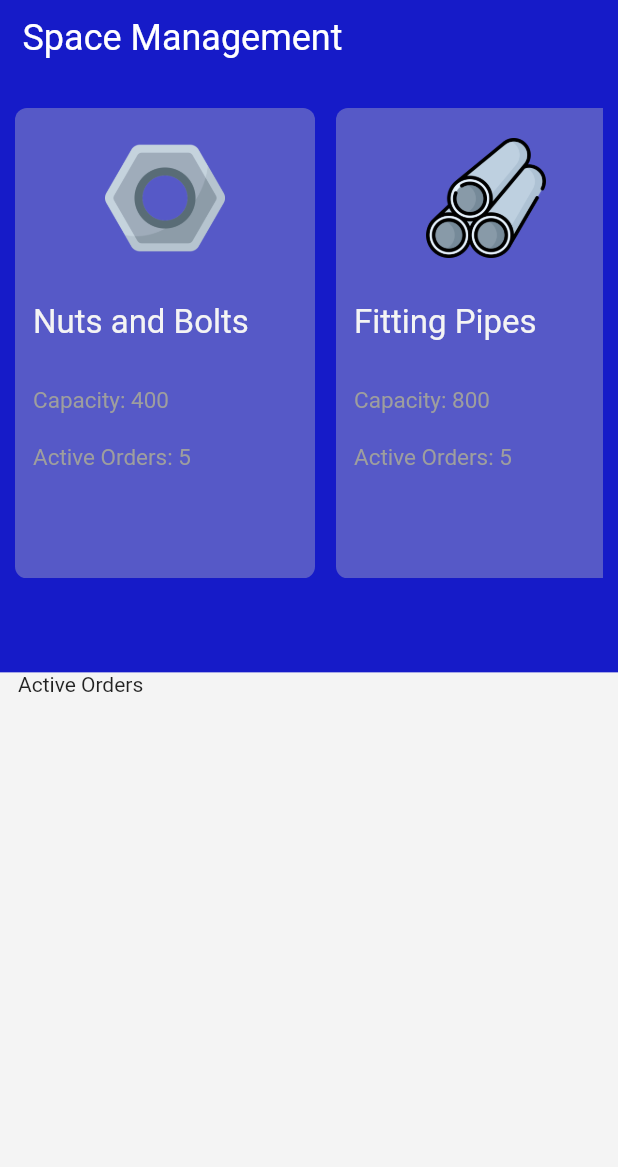
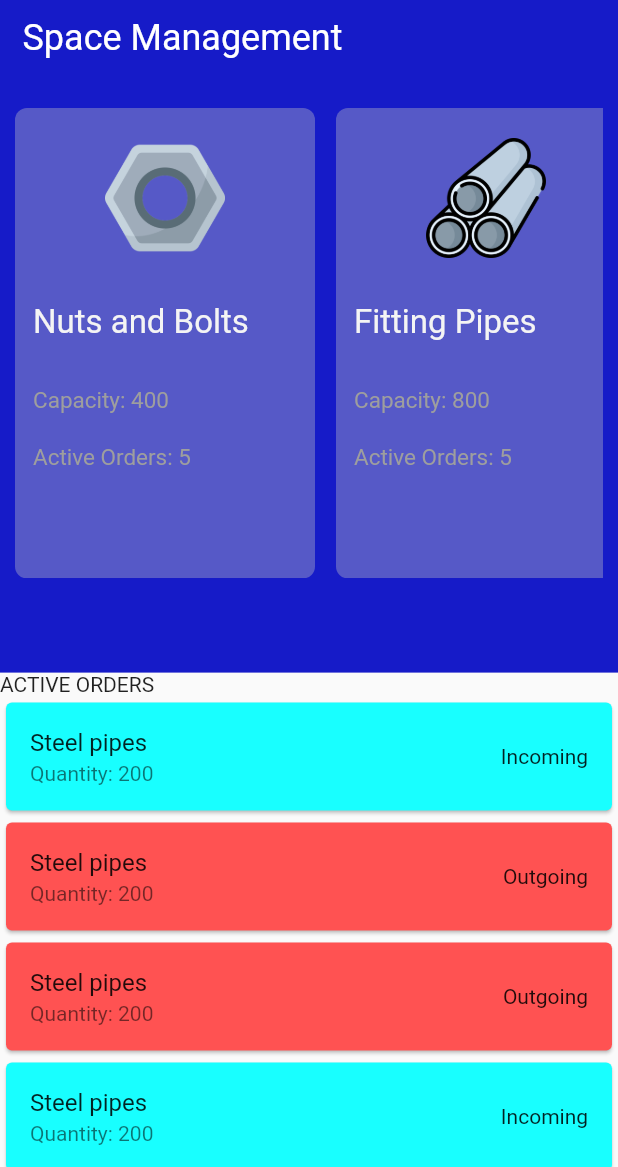
Before and after one commit to Perfect-Iter/warehouse_flutter, a Flutter app: the screen it shows after launch, on a phone screen of 412 x 824 dp, the part 69-1236 px from its top. Run offline on Flutter 3.47's test engine with Material 2 defaults, Android fonts, the phone set to English and light mode, and no system bars.

Commit message:
added incoming and outgoing cards

```diff
--- a/lib/components/card_category.dart
+++ b/lib/components/card_category.dart
@@ -15,7 +15,7 @@ class ListViewContainer extends StatelessWidget {
   @override
   Widget build(BuildContext context) {
     return Container(
-      height: 250.0,
+      height: 200.0,
       width: 200.0,
       padding: EdgeInsets.symmetric(horizontal: 12.0),
       decoration: BoxDecoration(
--- a/lib/home.dart
+++ b/lib/home.dart
@@ -55,19 +55,70 @@ class HomePage extends StatelessWidget {
                ),
              ),
              Expanded(
-                 child: Container(
-                   padding: EdgeInsets.symmetric(horizontal: 12.0),
-                   width: double.infinity,
-               color: kWhiteColor,
-                   child: Column(
-                     crossAxisAlignment: CrossAxisAlignment.start,
-                     children: [
-                       Text(
-                           'Active Orders',
-                       )
-                     ],
-                   )
-             ))
+                 child: ListView(
+                   children: [
+                     Text(
+                       'ACTIVE ORDERS'
+                     ),
+                     Card(
+                       color: Colors.cyanAccent,
+                       child: ListTile(
+                         title: Text("Steel pipes"),
+                         subtitle: Text("Quantity: 200"),
+                         trailing: Text("Incoming"),
+                       ),
+                     ),
+                     Card(
+                       color: Colors.redAccent,
+                       child: ListTile(
+                         title: Text("Steel pipes"),
+                         subtitle: Text("Quantity: 200"),
+                         trailing: Text("Outgoing"),
+                       ),
+                     ),
+                     Card(
+                       color: Colors.redAccent,
+                       child: ListTile(
+                         title: Text("Steel pipes"),
+                         subtitle: Text("Quantity: 200"),
+                         trailing: Text("Outgoing"),
+                       ),
+                     ),
+                     Card(
+                       color: Colors.cyanAccent,
+                       child: ListTile(
+                         title: Text("Steel pipes"),
+                         subtitle: Text("Quantity: 200"),
+                         trailing: Text("Incoming"),
+                       ),
+                     ),
+                     Card(
+                       color: Colors.cyanAccent,
+                       child: ListTile(
+                         title: Text("Steel pipes"),
+                         subtitle: Text("Quantity: 200"),
+                         trailing: Text("Incoming"),
+                       ),
+                     ),
+                     Card(
+                       color: Colors.redAccent,
+                       child: ListTile(
+                         title: Text("Steel pipes"),
+                         subtitle: Text("Quantity: 200"),
+                         trailing: Text("Outgoing"),
+                       ),
+                     ),
+                     Card(
+                       color: Colors.redAccent,
+                       child: ListTile(
+                         title: Text("Steel pipes"),
+                         subtitle: Text("Quantity: 200"),
+                         trailing: Text("Outgoing"),
+                       ),
+                     ),
+                   ],
+                 )
+             )
 
            ],
          ),
```
